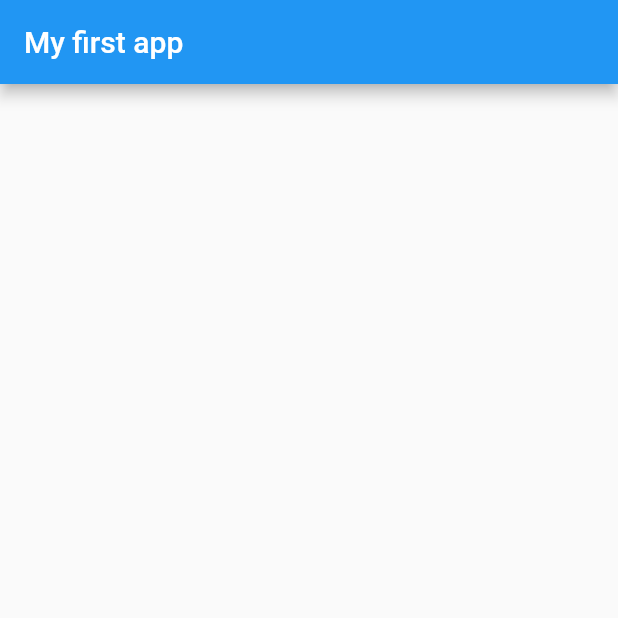
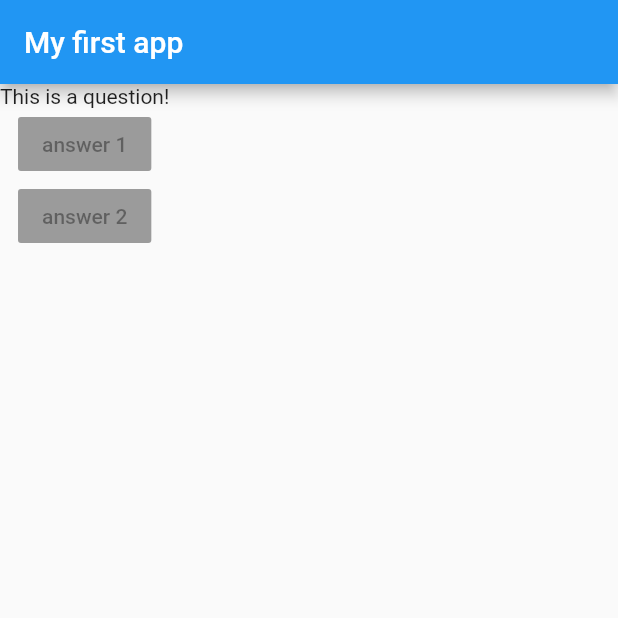
Before and after one commit to Djumabaevs/flutter_guide, a Flutter app: the screen it shows after launch, on a phone screen of 412 x 824 dp, the top half of it. Run offline on Flutter 3.47's test engine with Material 2 defaults, Android fonts, the phone set to English and light mode, and no system bars.

```diff
--- a/lib/main.dart
+++ b/lib/main.dart
@@ -13,7 +13,13 @@ class MyApp extends StatelessWidget {
           title: Text('My first app'),
         ),
         body: Column(
-          children: <Widget>[],
+          children: [
+            Text('This is a question!'),
+            RaisedButton(
+              child: Text('answer 1'),
+            ),
+            RaisedButton(child: Text('answer 2'))
+          ],
         ),
       ),
     );
```
